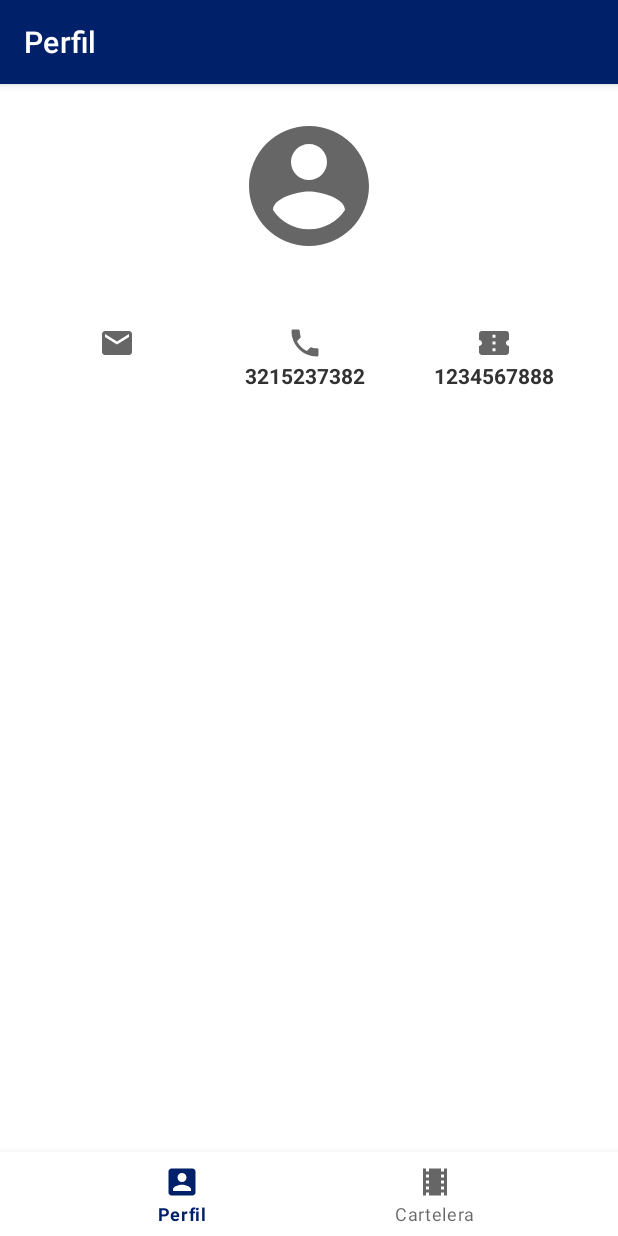
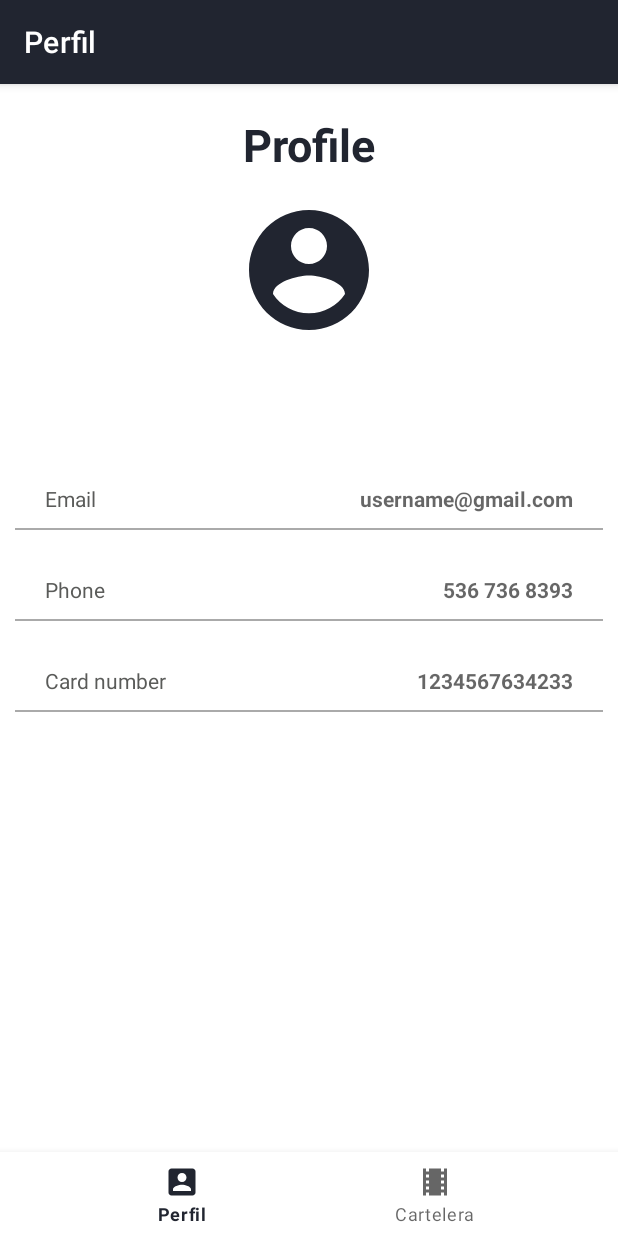
Before and after one commit to ijbp18/IA-Interactive-Movies, an Android app: the fragment ProfileFragment placed in its activity, on a phone screen of 412 x 824 dp. Run offline under Robolectric (Android 15) with nearby library versions, the phone set to English and light mode, and no system bars; our stand-ins replace CircleImageView, Dagger/Hilt's generated code; 7 statements that could not run were skipped.

Commit message:
Updated user info view

```diff
--- a/app/src/main/java/com/example/iainteracitvemovies/presentation/user_info/ProfileFragment.kt
+++ b/app/src/main/java/com/example/iainteracitvemovies/presentation/user_info/ProfileFragment.kt
@@ -29,9 +29,9 @@ class ProfileFragment : Fragment() {
         binding.apply {
             userSelected.let { userInfo ->
                 tvProfileUser.text = getString(R.string.label_full_name, userInfo.first_name, userInfo.last_name)
-                tvEmailText.text =  userInfo.email
-                tvPhoneText.text = userInfo.phone_number
-                tvCardNumberText.text = userInfo.card_number
+                txtEmail.text =  userInfo.email
+                txtPhone.text = if(userInfo.phone_number.isEmpty()) getString(R.string.text_without_data) else userInfo.phone_number
+                txtCardNumber.text = userInfo.card_number
             }
         }
     }
--- a/app/src/main/res/drawable/ic_account_circle.xml
+++ /dev/null
@@ -1,10 +0,0 @@
-<vector xmlns:android="http://schemas.android.com/apk/res/android"
-    android:width="24dp"
-    android:height="24dp"
-    android:viewportWidth="24"
-    android:viewportHeight="24"
-    android:tint="?attr/colorControlNormal">
-  <path
-      android:fillColor="@android:color/white"
-      android:pathData="M12,2C6.48,2 2,6.48 2,12s4.48,10 10,10 10,-4.48 10,-10S17.52,2 12,2zM12,5c1.66,0 3,1.34 3,3s-1.34,3 -3,3 -3,-1.34 -3,-3 1.34,-3 3,-3zM12,19.2c-2.5,0 -4.71,-1.28 -6,-3.22 0.03,-1.99 4,-3.08 6,-3.08 1.99,0 5.97,1.09 6,3.08 -1.29,1.94 -3.5,3.22 -6,3.22z"/>
-</vector>
--- /dev/null
+++ b/app/src/main/res/drawable/ic_account_circle_24.xml
@@ -0,0 +1,5 @@
+<vector android:height="24dp" android:tint="#212530"
+    android:viewportHeight="24" android:viewportWidth="24"
+    android:width="24dp" xmlns:android="http://schemas.android.com/apk/res/android">
+    <path android:fillColor="@android:color/white" android:pathData="M12,2C6.48,2 2,6.48 2,12s4.48,10 10,10 10,-4.48 10,-10S17.52,2 12,2zM12,5c1.66,0 3,1.34 3,3s-1.34,3 -3,3 -3,-1.34 -3,-3 1.34,-3 3,-3zM12,19.2c-2.5,0 -4.71,-1.28 -6,-3.22 0.03,-1.99 4,-3.08 6,-3.08 1.99,0 5.97,1.09 6,3.08 -1.29,1.94 -3.5,3.22 -6,3.22z"/>
+</vector>
--- a/app/src/main/res/layout/fragment_profile.xml
+++ b/app/src/main/res/layout/fragment_profile.xml
@@ -1,27 +1,41 @@
 <?xml version="1.0" encoding="utf-8"?>
 <androidx.constraintlayout.widget.ConstraintLayout xmlns:android="http://schemas.android.com/apk/res/android"
+    xmlns:app="http://schemas.android.com/apk/res-auto"
+    xmlns:tools="http://schemas.android.com/tools"
     android:layout_width="match_parent"
     android:layout_height="match_parent"
-    xmlns:tools="http://schemas.android.com/tools"
-    xmlns:app="http://schemas.android.com/apk/res-auto"
-    tools:context=".presentation.user_info.ProfileFragment">
+    tools:context=".presentation.user_info.ProfileFragment"
+    android:background="@color/white">
+
+    <TextView
+        android:id="@+id/txt_title"
+        android:layout_width="wrap_content"
+        android:layout_height="wrap_content"
+        android:layout_marginTop="20dp"
+        app:layout_constraintEnd_toEndOf="parent"
+        app:layout_constraintStart_toStartOf="parent"
+        app:layout_constraintTop_toTopOf="parent"
+        android:text="Profile"
+        android:textSize="30sp"
+        android:textStyle="bold"
+        android:textColor="@color/colorPrimaryDark"/>
 
     <de.hdodenhof.circleimageview.CircleImageView
         android:id="@+id/iv_user_profile"
         android:layout_width="96dp"
         android:layout_height="96dp"
-        android:layout_marginTop="20dp"
-        android:src="@drawable/ic_account_circle"
+        android:layout_marginTop="15dp"
+        android:src="@drawable/ic_account_circle_24"
         app:layout_constraintEnd_toEndOf="parent"
         app:layout_constraintStart_toStartOf="parent"
-        app:layout_constraintTop_toTopOf="parent" />
+        app:layout_constraintTop_toBottomOf="@id/txt_title" />
 
     <TextView
         android:id="@+id/tv_profile_user"
         android:layout_width="wrap_content"
         android:layout_height="wrap_content"
         android:layout_marginTop="10dp"
-        android:textColor="@android:color/secondary_text_light"
+        android:textColor="@color/colorPrimaryDark"
         android:textSize="18sp"
         android:textStyle="bold"
         app:layout_constraintEnd_toEndOf="parent"
@@ -29,95 +43,116 @@
         app:layout_constraintTop_toBottomOf="@id/iv_user_profile"
         tools:text="Jhon Doe" />
 
+    <TextView
+        android:id="@+id/label_email"
+        android:layout_width="wrap_content"
+        android:layout_height="wrap_content"
+        android:layout_marginStart="30dp"
+        android:layout_marginTop="60dp"
+        android:layout_marginEnd="30dp"
+        android:text="Email"
+        android:textColor="@color/colorPrimary"
+        app:layout_constraintStart_toStartOf="parent"
+        app:layout_constraintTop_toBottomOf="@id/tv_profile_user" />
 
-    <LinearLayout
-        android:id="@+id/lyt_user_numbers"
+    <TextView
+        android:id="@+id/txt_email"
+        android:layout_width="wrap_content"
+        android:layout_height="wrap_content"
+        android:layout_marginStart="30dp"
+        android:layout_marginTop="60dp"
+        android:layout_marginEnd="30dp"
+        android:hint="username@gmail.com"
+        android:gravity="right"
+        android:textColor="@color/colorPrimaryDark"
+        android:textStyle="bold"
+        app:layout_constraintEnd_toEndOf="parent"
+        app:layout_constraintTop_toBottomOf="@id/tv_profile_user" />
+
+    <View
+        android:id="@+id/separator_view_one"
         android:layout_width="match_parent"
+        android:layout_height="1dp"
+        android:layout_marginStart="10dp"
+        android:layout_marginTop="10dp"
+        android:layout_marginEnd="10dp"
+        android:background="@android:color/darker_gray"
+        app:layout_constraintStart_toEndOf="parent"
+        app:layout_constraintTop_toBottomOf="@id/label_email" />
+
+    <TextView
+        android:id="@+id/label_phone"
+        android:layout_width="wrap_content"
         android:layout_height="wrap_content"
+        android:layout_marginStart="30dp"
+        android:layout_marginTop="30dp"
+        android:layout_marginEnd="30dp"
+        android:text="Phone"
+        android:textColor="@color/colorPrimary"
+        app:layout_constraintStart_toStartOf="parent"
+        app:layout_constraintTop_toBottomOf="@id/separator_view_one" />
+
+    <TextView
+        android:id="@+id/txt_phone"
+        android:layout_width="wrap_content"
+        android:layout_height="wrap_content"
+        android:layout_marginStart="30dp"
+        android:layout_marginTop="30dp"
+        android:layout_marginEnd="30dp"
+        android:hint="536 736 8393"
+        android:gravity="right"
+        android:textColor="@color/colorPrimaryDark"
+        android:textStyle="bold"
+        app:layout_constraintEnd_toEndOf="parent"
+        app:layout_constraintTop_toBottomOf="@id/separator_view_one" />
+
+    <View
+        android:id="@+id/separator_view_two"
+        android:layout_width="match_parent"
+        android:layout_height="1dp"
+        android:layout_marginStart="10dp"
         android:layout_marginTop="10dp"
-        android:orientation="horizontal"
-        android:paddingStart="15dp"
-        android:paddingEnd="15dp"
-        android:weightSum="100"
+        android:layout_marginEnd="10dp"
+        android:background="@android:color/darker_gray"
+        app:layout_constraintStart_toEndOf="parent"
+        app:layout_constraintTop_toBottomOf="@id/label_phone" />
+
+    <TextView
+        android:id="@+id/label_card_number"
+        android:layout_width="wrap_content"
+        android:layout_height="wrap_content"
+        android:layout_marginStart="30dp"
+        android:layout_marginTop="30dp"
+        android:layout_marginEnd="30dp"
+        android:text="Card number"
+        android:textColor="@color/colorPrimary"
         app:layout_constraintStart_toStartOf="parent"
-        app:layout_constraintTop_toBottomOf="@id/tv_profile_user"
-        android:baselineAligned="false">
+        app:layout_constraintTop_toBottomOf="@id/separator_view_two" />
 
-        <LinearLayout
-            android:layout_width="0dp"
-            android:layout_height="wrap_content"
-            android:layout_weight="33"
-            android:gravity="center_horizontal"
-            android:orientation="vertical">
+    <TextView
+        android:id="@+id/txt_card_number"
+        android:layout_width="wrap_content"
+        android:layout_height="wrap_content"
+        android:layout_marginStart="30dp"
+        android:layout_marginTop="30dp"
+        android:layout_marginEnd="30dp"
+        android:hint="1234567634233"
+        android:gravity="right"
+        android:textColor="@color/colorPrimaryDark"
+        android:textStyle="bold"
+        app:layout_constraintEnd_toEndOf="parent"
+        app:layout_constraintTop_toBottomOf="@id/separator_view_two" />
 
-            <ImageView
-                android:id="@+id/iv_email"
-                android:layout_width="wrap_content"
-                android:layout_height="wrap_content"
-                android:background="@drawable/ic_email__24"
-                android:textSize="16sp"
-                android:textStyle="bold"
-                tools:text="99" />
-
-            <TextView
-                android:id="@+id/tv_email_text"
-                android:layout_width="wrap_content"
-                android:layout_height="wrap_content"
-                android:textColor="@android:color/secondary_text_light"
-                android:textSize="14sp"
-                android:textStyle="bold"
-                tools:text="username@correo.com"/>
+    <View
+        android:id="@+id/separator_view_three"
+        android:layout_width="match_parent"
+        android:layout_height="1dp"
+        android:layout_marginStart="10dp"
+        android:layout_marginTop="10dp"
+        android:layout_marginEnd="10dp"
+        android:background="@android:color/darker_gray"
+        app:layout_constraintStart_toEndOf="parent"
+        app:layout_constraintTop_toBottomOf="@id/label_card_number" />
 
 
-        </LinearLayout>
-
-        <LinearLayout
-            android:layout_width="0dp"
-            android:layout_height="wrap_content"
-            android:layout_weight="33"
-            android:gravity="center_horizontal"
-            android:orientation="vertical">
-
-            <ImageView
-                android:id="@+id/iv_phone"
-                android:layout_width="wrap_content"
-                android:layout_height="wrap_content"
-                android:background="@drawable/ic_phone_24"/>
-
-            <TextView
-                android:id="@+id/tv_phone_text"
-                android:layout_width="wrap_content"
-                android:layout_height="wrap_content"
-                android:text="3215237382"
-                android:textColor="@android:color/secondary_text_light"
-                android:textSize="14sp"
-                android:textStyle="bold" />
-
-        </LinearLayout>
-
-        <LinearLayout
-            android:layout_width="0dp"
-            android:layout_height="wrap_content"
-            android:layout_weight="33"
-            android:gravity="center_horizontal"
-            android:orientation="vertical">
-
-            <ImageView
-                android:id="@+id/iv_card_number"
-                android:layout_width="wrap_content"
-                android:layout_height="wrap_content"
-                android:background="@drawable/ic_card_24"/>
-
-            <TextView
-                android:id="@+id/tv_card_number_text"
-                android:layout_width="wrap_content"
-                android:layout_height="wrap_content"
-                android:text="1234567888"
-                android:textColor="@android:color/secondary_text_light"
-                android:textSize="14sp"
-                android:textStyle="bold" />
-
-        </LinearLayout>
-    </LinearLayout>
-
 </androidx.constraintlayout.widget.ConstraintLayout>
--- a/app/src/main/res/values/colors.xml
+++ b/app/src/main/res/values/colors.xml
@@ -1,7 +1,7 @@
 <?xml version="1.0" encoding="utf-8"?>
 <resources>
-    <color name="colorPrimary">#0B5BA1</color>
-    <color name="colorPrimaryDark">#002069</color>
+    <color name="colorPrimary">#5a5b59</color>
+    <color name="colorPrimaryDark">#212530</color>
     <color name="colorAccent">#DEE2EF</color>
     <color name="black">#FF000000</color>
     <color name="white">#FFFFFFFF</color>
--- a/app/src/main/res/values/strings.xml
+++ b/app/src/main/res/values/strings.xml
@@ -15,4 +15,5 @@
     <string name="menu_2">Cartelera</string>
     <!-- TODO: Remove or change this placeholder text -->
     <string name="hello_blank_fragment">Hello blank fragment</string>
+    <string name="text_without_data">N/A</string>
 </resources>
```
